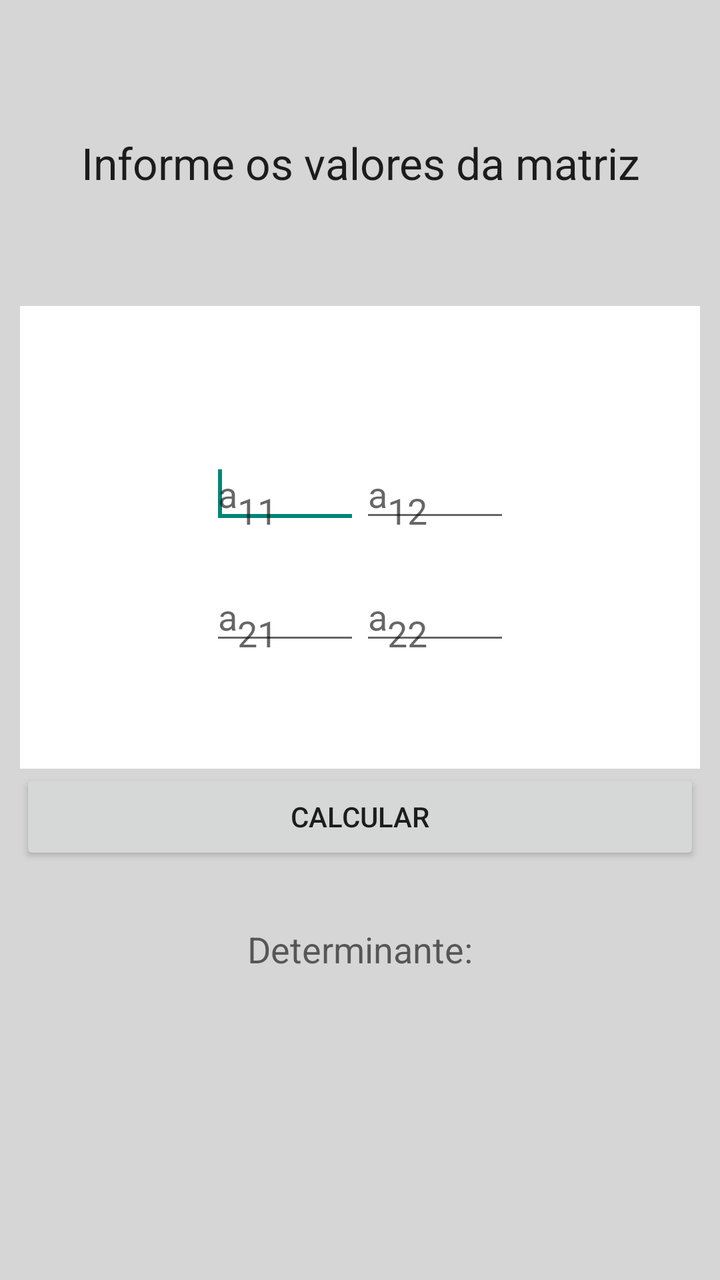
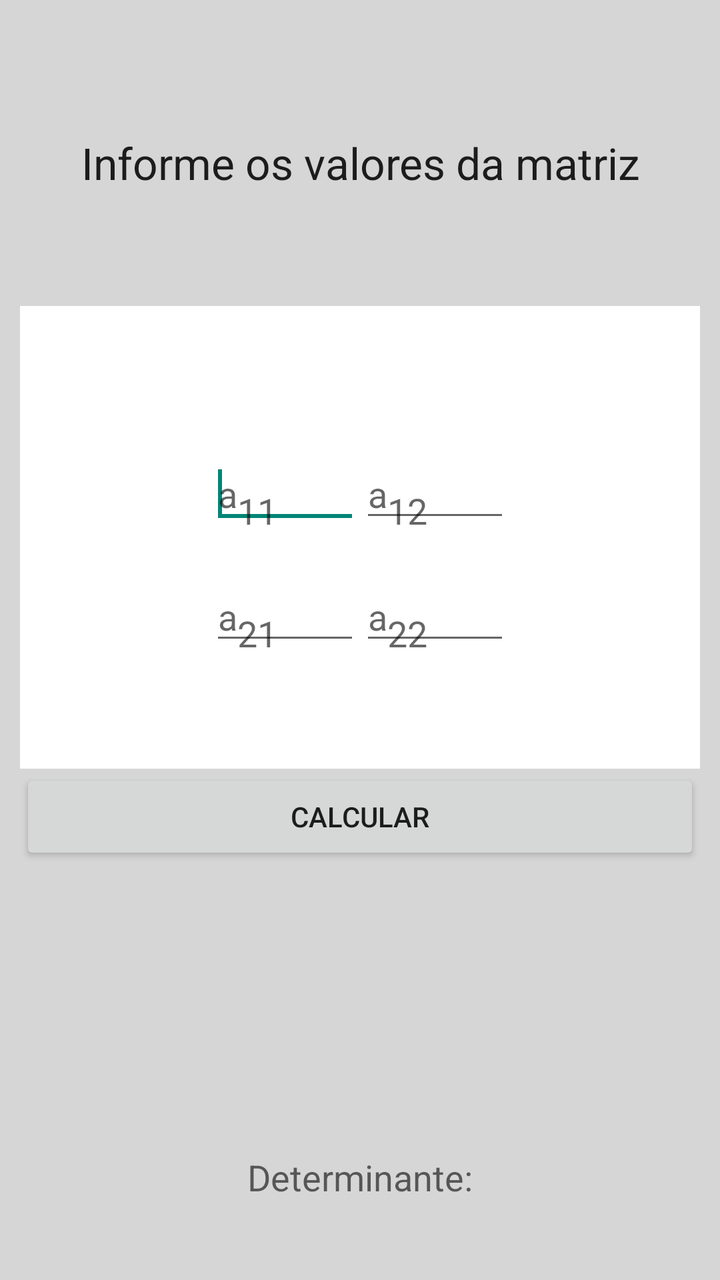

Before-and-after screenshots of an Android layout around one commit, followed by the original layout XML and the change that was made.
<!-- AndroidManifest.xml: application theme AppTheme -->
<!-- res/layout/det2.xml -->
<?xml version="1.0" encoding="utf-8"?>

<LinearLayout xmlns:android="http://schemas.android.com/apk/res/android"
    android:layout_width="match_parent"
    android:layout_height="match_parent"
    android:background="#d6d6d6"
    android:gravity="center_vertical|center_horizontal"
    android:orientation="vertical"
    android:padding="10dp" >

    <TextView
        android:id="@+id/textView1"
        android:layout_width="wrap_content"
        android:layout_height="wrap_content"
        android:layout_weight="1"
        android:gravity="center_vertical|center_horizontal"
        android:text="@string/val"
        android:textAppearance="?android:attr/textAppearanceLarge" />

    <LinearLayout
        android:layout_width="match_parent"
        android:layout_height="wrap_content"
        android:layout_weight="1"
        android:background="#ffffff"
        android:gravity="center_vertical|center_horizontal"
        android:orientation="vertical" >

        <LinearLayout
            android:layout_width="150dp"
            android:layout_height="wrap_content"
            android:layout_marginTop="15dp" >

            <EditText
                android:id="@+id/det2_00"
                android:layout_width="wrap_content"
                android:layout_height="wrap_content"
                android:layout_weight="1"
                android:ems="10"
                android:hint="@string/a00"
                android:inputType="numberDecimal|numberSigned" >

                <requestFocus />
            </EditText>

            <EditText
                android:id="@+id/det2_01"
                android:layout_width="wrap_content"
                android:layout_height="wrap_content"
                android:layout_weight="1"
                android:ems="10"
                android:hint="@string/a01"
                android:inputType="numberDecimal|numberSigned" />
        </LinearLayout>

        <LinearLayout
            android:layout_width="150dp"
            android:layout_height="wrap_content"
            android:layout_marginTop="20dp" >

            <EditText
                android:id="@+id/det2_10"
                android:layout_width="wrap_content"
                android:layout_height="wrap_content"
                android:layout_weight="1"
                android:ems="10"
                android:hint="@string/a10"
                android:inputType="numberDecimal|numberSigned" />

            <EditText
                android:id="@+id/det2_11"
                android:layout_width="match_parent"
                android:layout_height="wrap_content"
                android:layout_weight="1"
                android:ems="10"
                android:hint="@string/a11"
                android:inputType="numberDecimal|numberSigned" />
        </LinearLayout>
    </LinearLayout>

    <Button
        android:id="@+id/btnCalcDet2"
        android:layout_width="match_parent"
        android:layout_height="wrap_content"
        android:text="@string/calc" />

    <LinearLayout
        android:layout_width="match_parent"
        android:layout_height="wrap_content"
        android:layout_weight="1"
        android:orientation="vertical" >

        <TextView
            android:id="@+id/textView2"
            android:layout_width="wrap_content"
            android:layout_height="wrap_content"
            android:layout_gravity="center_horizontal"
            android:layout_marginTop="30dp"
            android:text="@string/det"
            android:textAppearance="?android:attr/textAppearanceMedium" />

        <TextView
            android:id="@+id/txtResDet2"
            android:layout_width="wrap_content"
            android:layout_height="wrap_content"
            android:layout_gravity="center_horizontal"
            android:textAppearance="?android:attr/textAppearanceLarge" />
    </LinearLayout>

</LinearLayout>
<!-- resources referenced by this layout -->
<resources>
  <string name="a00">a<sub>11</sub></string>
  <string name="a01">a<sub>12</sub></string>
  <string name="a10">a<sub>21</sub></string>
  <string name="a11">a<sub>22</sub></string>
  <string name="calc">Calcular</string>
  <string name="det">Determinante:</string>
  <string name="val">Informe os valores da matriz</string>
  <style name="AppTheme" parent="Theme.AppCompat.Light.DarkActionBar">
          
      </style>
</resources>

<!-- the commit's change to res/layout/det2.xml (unified diff, before → after) -->
@@ -87,6 +87,7 @@
         android:layout_width="match_parent"
         android:layout_height="wrap_content"
         android:layout_weight="1"
+        android:gravity="bottom"
         android:orientation="vertical" >
 
         <TextView
